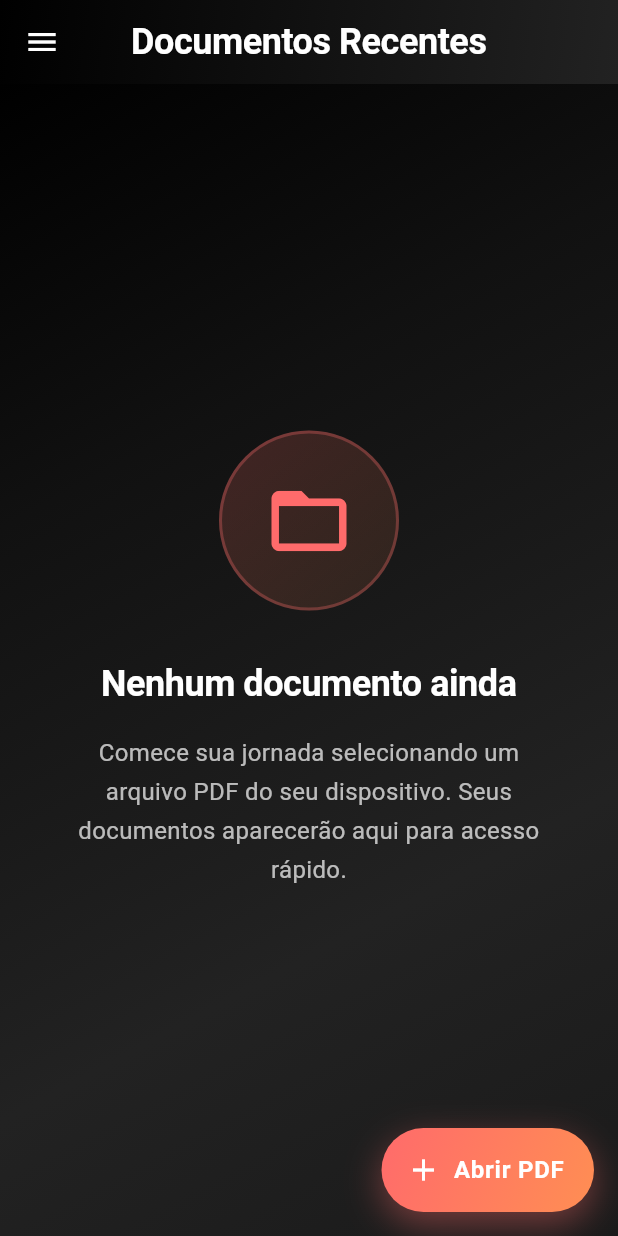
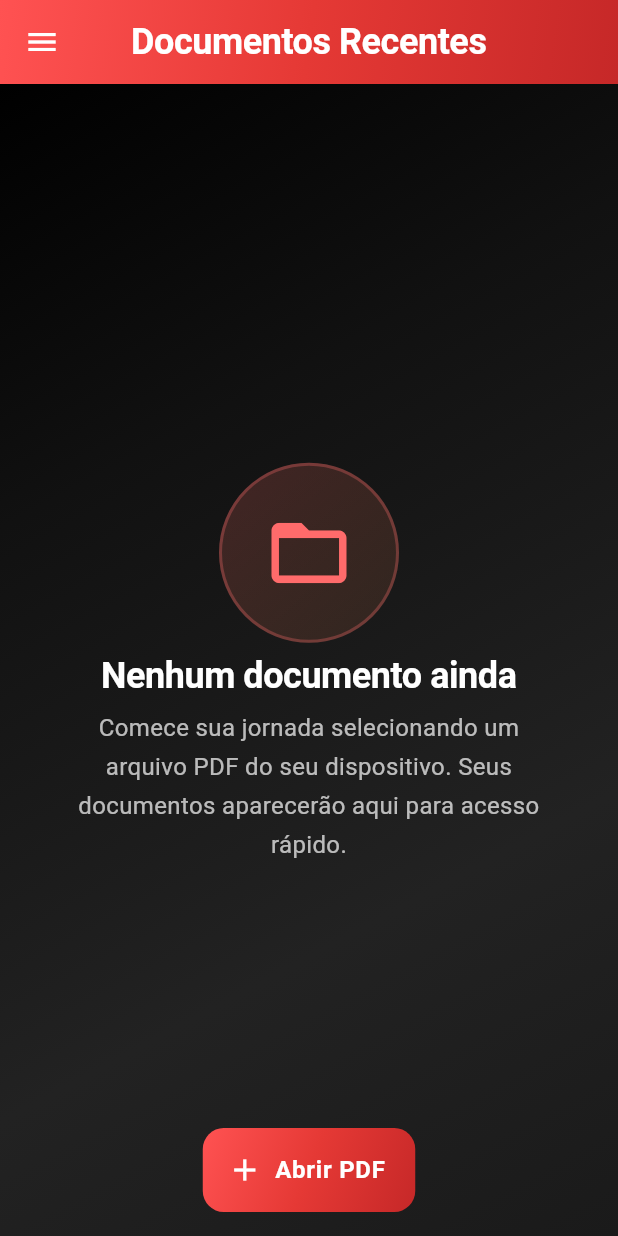
Before and after one commit to brunmdesv/pdfish, a Flutter app: the screen it shows after launch, on a phone screen of 412 x 824 dp. Run offline on Flutter 3.47's test engine with Material 3 defaults, Android fonts, the phone set to English and light mode, and no system bars; our stand-ins replace file_picker, flutter_secure_storage, shared_preferences; missing offline and left inert: flutter_pdfview; Roboto replaces fonts that are missing (WDXLLubrifontTC).

Commit message:
feat(design)

```diff
--- a/lib/screens/home_screen.dart
+++ b/lib/screens/home_screen.dart
@@ -251,9 +251,9 @@ class _HomeScreenState extends State<HomeScreen> with TickerProviderStateMixin {
               begin: Alignment.topLeft,
               end: Alignment.bottomRight,
               colors: [
-                Color(0xFF000000),
-                Color(0xFF111111),
-                Color(0xFF222222),
+                Colors.redAccent,
+                Color(0xFFE53935),
+                Color(0xFFC62828),
               ],
             ),
           ),
@@ -272,13 +272,8 @@ class _HomeScreenState extends State<HomeScreen> with TickerProviderStateMixin {
           if (_recentPdfsList.isNotEmpty && !_isLoadingRecents)
             Container(
               margin: const EdgeInsets.only(right: 16),
-              decoration: BoxDecoration(
-                color: Colors.white.withOpacity(0.1),
-                borderRadius: BorderRadius.circular(16),
-                border: Border.all(color: Colors.white.withOpacity(0.2)),
-              ),
               child: IconButton(
-                icon: const Icon(Icons.delete_sweep_outlined, color: Colors.white),
+                icon: const Icon(Icons.delete_sweep_outlined, color: Colors.white, size: 24),
                 tooltip: 'Limpar Todos os Recentes',
                 onPressed: () async {
                   final confirm = await showDialog<bool>(
@@ -347,6 +342,7 @@ class _HomeScreenState extends State<HomeScreen> with TickerProviderStateMixin {
         ],
       ),
       drawer: Drawer(
+        backgroundColor: Colors.transparent,
         child: Container(
           decoration: const BoxDecoration(
             gradient: LinearGradient(
@@ -361,59 +357,30 @@ class _HomeScreenState extends State<HomeScreen> with TickerProviderStateMixin {
               stops: [0.0, 0.3, 0.7, 1.0],
             ),
           ),
+          child: SafeArea(
             child: Column(
               children: [
-              DrawerHeader(
-                decoration: const BoxDecoration(
-                  gradient: LinearGradient(
-                    colors: [Color(0xFFFF6B6B), Color(0xFFFF8E53)],
-                    begin: Alignment.topLeft,
-                    end: Alignment.bottomRight,
-                  ),
-                  boxShadow: [
-                    BoxShadow(
-                      color: Color(0xFFFF6B6B),
-                      blurRadius: 12,
-                      offset: Offset(0, 4),
-                    ),
-                  ],
-                ),
-                child: Center(
-                  child: Column(
-                    mainAxisAlignment: MainAxisAlignment.center,
-                    children: [
-                      Image.asset('assets/images/logo.png', width: 60, height: 60),
-                      const SizedBox(height: 12),
-                      const Text(
-                        'PDFish',
-                        style: TextStyle(
-                          color: Colors.white,
-                          fontSize: 28,
-                          fontWeight: FontWeight.w900,
-                          letterSpacing: -0.5,
-                        ),
-                      ),
-                    ],
-                  ),
-                ),
-              ),
-              // Adicione aqui os itens do menu futuramente
+                // Espaço no topo para substituir o cabeçalho
+                const SizedBox(height: 16),
+
+                // Itens do menu
                 ListTile(
-                leading: const Icon(Icons.home, color: Colors.white),
-                title: const Text('Início', style: TextStyle(color: Colors.white)),
+                  leading: const Icon(Icons.home, color: Colors.white, size: 24),
+                  title: const Text('Início', style: TextStyle(color: Colors.white, fontSize: 16)),
                   onTap: () {
                     Navigator.pop(context);
                   },
                 ),
                 ListTile(
-                leading: const Icon(Icons.settings, color: Colors.white),
-                title: const Text('Configurações', style: TextStyle(color: Colors.white)),
+                  leading: const Icon(Icons.settings, color: Colors.white, size: 24),
+                  title: const Text('Configurações', style: TextStyle(color: Colors.white, fontSize: 16)),
                   onTap: () {
                     Navigator.pop(context);
                     // Navegação futura para tela de configurações
                   },
                 ),
               ],
+            ),
           ),
         ),
       ),
@@ -434,6 +401,9 @@ class _HomeScreenState extends State<HomeScreen> with TickerProviderStateMixin {
         child: SafeArea(
           child: Column(
             children: [
+              // Espaço entre o AppBar e o conteúdo
+              const SizedBox(height: 5),
+
               // Content
               Expanded(
                 child: SlideTransition(
@@ -459,7 +429,7 @@ class _HomeScreenState extends State<HomeScreen> with TickerProviderStateMixin {
                                     ),
                                   ),
                                 ),
-                                const SizedBox(height: 24),
+                                const SizedBox(height: 5),
                                 Text(
                                   'Carregando seus documentos...',
                                   style: TextStyle(
@@ -501,7 +471,7 @@ class _HomeScreenState extends State<HomeScreen> with TickerProviderStateMixin {
                                           color: Color(0xFFFF6B6B),
                                         ),
                                       ),
-                                      const SizedBox(height: 32),
+                                      const SizedBox(height: 5),
                                       const Text(
                                         'Nenhum documento ainda',
                                         style: TextStyle(
@@ -511,7 +481,7 @@ class _HomeScreenState extends State<HomeScreen> with TickerProviderStateMixin {
                                           letterSpacing: -0.3,
                                         ),
                                       ),
-                                      const SizedBox(height: 16),
+                                      const SizedBox(height: 5),
                                       Text(
                                         'Comece sua jornada selecionando um arquivo PDF do seu dispositivo. Seus documentos aparecerão aqui para acesso rápido.',
                                         textAlign: TextAlign.center,
@@ -526,7 +496,7 @@ class _HomeScreenState extends State<HomeScreen> with TickerProviderStateMixin {
                                 ),
                               )
                             : ListView.builder(
-                                padding: const EdgeInsets.fromLTRB(24, 0, 24, 120),
+                                padding: const EdgeInsets.fromLTRB(24, 5, 24, 120),
                                 itemCount: _recentPdfsList.length,
                                 itemBuilder: (context, index) {
                                   final recentItem = _recentPdfsList[index];
@@ -594,7 +564,7 @@ class _HomeScreenState extends State<HomeScreen> with TickerProviderStateMixin {
                                                   }
                                                 },
                                                 child: Padding(
-                                                  padding: const EdgeInsets.all(20),
+                                                  padding: const EdgeInsets.symmetric(horizontal: 20, vertical: 14),
                                                   child: Row(
                                                     children: [
                                                       Expanded(
@@ -687,18 +657,11 @@ class _HomeScreenState extends State<HomeScreen> with TickerProviderStateMixin {
         child: Container(
           decoration: BoxDecoration(
             gradient: const LinearGradient(
-              colors: [Color(0xFFFF6B6B), Color(0xFFFF8E53)],
+              colors: [Colors.redAccent, Color(0xFFE53935), Color(0xFFC62828)],
               begin: Alignment.topLeft,
               end: Alignment.bottomRight,
             ),
-            borderRadius: BorderRadius.circular(28),
-            boxShadow: [
-              BoxShadow(
-                color: const Color(0xFFFF6B6B).withOpacity(0.4),
-                blurRadius: 20,
-                offset: const Offset(0, 8),
-              ),
-            ],
+            borderRadius: BorderRadius.circular(14),
           ),
           child: FloatingActionButton.extended(
             onPressed: _pickAndOpenPdf,
@@ -717,7 +680,7 @@ class _HomeScreenState extends State<HomeScreen> with TickerProviderStateMixin {
           ),
         ),
       ),
-      floatingActionButtonLocation: FloatingActionButtonLocation.endFloat,
+      floatingActionButtonLocation: FloatingActionButtonLocation.centerFloat,
     );
   }
 }
--- a/lib/screens/pdf_viewer_screen.dart
+++ b/lib/screens/pdf_viewer_screen.dart
@@ -25,6 +25,7 @@ class _PdfViewerScreenState extends State<PdfViewerScreen> {
   int? currentPage = 0;
   bool isReady = false;
   String errorMessage = '';
+  bool _isLandscape = false; // Controla a orientação do PDF
 
   String? _currentPassword;
   bool _isLoading = true;
@@ -194,12 +195,25 @@ class _PdfViewerScreenState extends State<PdfViewerScreen> {
             },
           ),
           actions: <Widget>[
+            // Botão para alternar a orientação do PDF
+            IconButton(
+              icon: Icon(_isLandscape ? Icons.screen_rotation : Icons.screen_rotation_alt),
+              tooltip: _isLandscape ? 'Mudar para orientação vertical' : 'Mudar para orientação horizontal',
+              onPressed: () {
+                setState(() {
+                  _isLandscape = !_isLandscape;
+                  // Força a reconstrução do PDFView
+                  _pdfViewKey = UniqueKey();
+                });
+              },
+            ),
             if (isReady && pages != null && pages! > 0 && currentPage != null)
               Padding(
                 padding: const EdgeInsets.symmetric(horizontal: 16.0),
                 child: Center(
                   child: Text('${currentPage! + 1}/$pages',
-                      style: const TextStyle(fontSize: 16)),
+                    style: const TextStyle(fontSize: 14),
+                  ),
                 ),
               ),
           ],
@@ -211,13 +225,15 @@ class _PdfViewerScreenState extends State<PdfViewerScreen> {
               filePath: widget.filePath,
               password: _currentPassword,
               enableSwipe: true,
-              swipeHorizontal: false,
+              swipeHorizontal: _isLandscape, // Alterna entre orientação horizontal e vertical
               autoSpacing: true,
               pageFling: true,
               pageSnap: true,
-              defaultPage: currentPage!,
-              fitPolicy: FitPolicy.BOTH,
+              defaultPage: currentPage ?? 0,
+              fitPolicy: FitPolicy.WIDTH, // Melhora a qualidade focando na largura
               preventLinkNavigation: false,
+              // Configurações para melhorar a qualidade de renderização
+              fitEachPage: true,
               onRender: (pagesCount) {
                 if (mounted) {
                   setState(() {
```
Also changed, not shown: flutter_01.png (added). Lines whose indentation alone changed are shown as unchanged.
